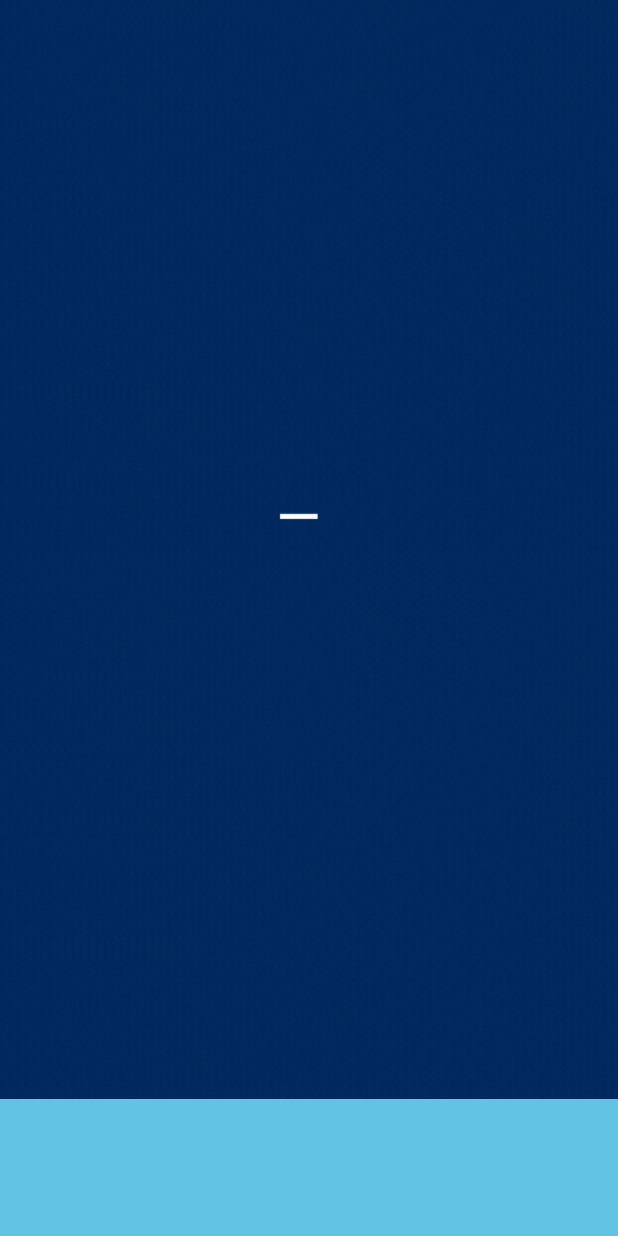
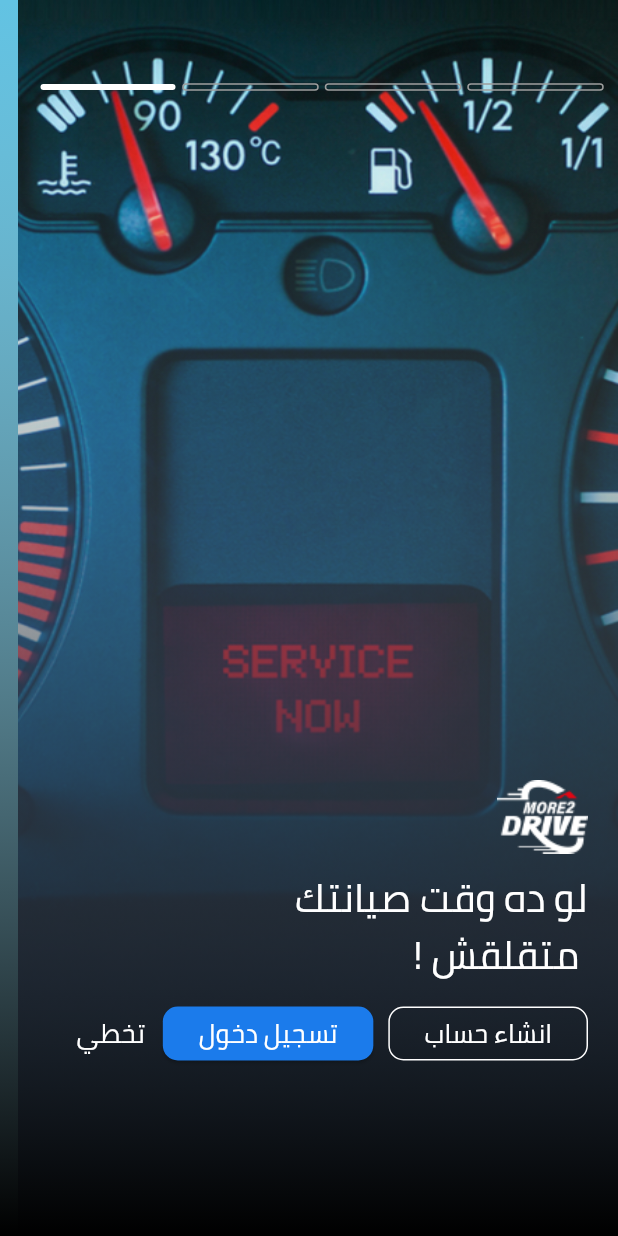
Before and after one commit to ranaa7/car_drive, a Flutter app: the first screen one second after launch, on a phone screen of 412 x 824 dp. Run offline on Flutter 3.47's test engine with Material 3 defaults, Android fonts, the phone set to English and light mode, and no system bars; drawn by our look-alikes of oktoast, smooth_page_indicator; our stand-ins replace cached_network_image, flutter_bloc, flutter_screenutil, flutter_svg, shared_preferences.

Commit message:
feat: add onboarding screen

```diff
--- a/lib/config/style/app_colors.dart
+++ b/lib/config/style/app_colors.dart
@@ -2,6 +2,8 @@ import 'package:flutter/material.dart';
 
 class AppColors {
   static const Color blue = Color(0xff62C3E3);
+  static const Color blueButton = Color(0xff1B7BEB);
+
   static const Color black = Color(0xff000000);
   static const Color white = Color(0xffFFFFFF);
   static const Color white2 = Color(0xffF8F8F8);
--- a/lib/config/style/text_styles.dart
+++ b/lib/config/style/text_styles.dart
@@ -27,9 +27,12 @@ class AppTextStyle {
   ///FontsSize
   static final TextStyle fontSize40 = TextStyle(fontSize: 40.sp);
   static final TextStyle fontSize28 = TextStyle(fontSize: 28.sp);
+  static final TextStyle fontSize24 = TextStyle(fontSize: 24.sp);
+
   static final TextStyle fontSize23 = TextStyle(fontSize: 23.sp);
   static final TextStyle fontSize20 = TextStyle(fontSize: 20.sp);
   static final TextStyle fontSize17 = TextStyle(fontSize: 17.sp);
+  static final TextStyle fontSize16 = TextStyle(fontSize: 16.sp);
   static final TextStyle fontSize15 = TextStyle(fontSize: 15.sp);
   static final TextStyle fontSize14 = TextStyle(fontSize: 14.sp);
   static final TextStyle fontSize13 = TextStyle(fontSize: 13.sp);
@@ -60,6 +63,11 @@ class AppTextStyle {
 
   static final TextStyle cairoSemiBold17white =
   cairoSemiBold.merge(fontSize17).copyWith(color: AppColors.white);
+  static final TextStyle cairoSemiBold16white =
+  cairoSemiBold.merge(fontSize16).copyWith(color: AppColors.white);
+  static final TextStyle cairoSemiBold24white =
+  cairoSemiBold.merge(fontSize24).copyWith(color: AppColors.white);
+
 
 
   static final TextStyle cairoMedium15grey1 =
--- a/lib/main.dart
+++ b/lib/main.dart
@@ -8,6 +8,7 @@ import 'package:more_2_drive/config/router/router.dart';
 import 'package:more_2_drive/config/style/app_colors.dart';
 import 'package:more_2_drive/config/style/themes.dart';
 import 'package:more_2_drive/data/local/cache_helper.dart';
+import 'package:more_2_drive/presentation/onboarding/onboarding_screen.dart';
 import 'package:oktoast/oktoast.dart';
 
 import 'presentation/splash_screen.dart';
@@ -41,9 +42,9 @@ class MyApp extends StatelessWidget {
           child: MaterialApp(
             debugShowCheckedModeBanner: false,
             theme: Themes.defaultTheme,
-            color: AppColors.blue,
+            color: AppColors.white,
             title: 'Speech',
-            home: const SplashScreen(),
+            home: OnboardingScreen(),
             onGenerateRoute: RouterApp.generateRoute,
             navigatorKey: RouterKeys.mainNavigatorKey,
             localizationsDelegates: const [
--- /dev/null
+++ b/lib/presentation/onboarding/onboarding_screen.dart
@@ -0,0 +1,156 @@
+import 'package:flutter/material.dart';
+import 'package:more_2_drive/config/style/app_colors.dart';
+import 'package:more_2_drive/config/style/text_styles.dart';
+import 'package:more_2_drive/generated/assets.dart';
+import 'package:more_2_drive/presentation/onboarding/widgets/onboarding_list_screen.dart';
+import 'package:smooth_page_indicator/smooth_page_indicator.dart';
+
+class OnboardingScreen extends StatefulWidget {
+ OnboardingScreen({super.key});
+
+  @override
+  State<OnboardingScreen> createState() => _OnboardingScreenState();
+}
+
+class _OnboardingScreenState extends State<OnboardingScreen> {
+
+
+ int currentIndex = 0;
+
+  PageController? controller;
+
+ @override
+ void initState() {
+   controller = PageController(initialPage: 4);
+   super.initState();
+ }
+
+ @override
+ void dispose() {
+   controller?.dispose();
+   super.dispose();
+ }
+
+  @override
+  Widget build(BuildContext context) {
+    return Scaffold(body:
+      PageView.builder(
+        controller: controller,
+        itemCount: contents.length,
+        itemBuilder: (BuildContext context, int index) { return
+          Stack(
+        children: [
+        Container(
+          child: Image.asset( contents[index].image,
+          height: double.infinity,
+          width: 400,
+          fit: BoxFit.fill,
+          ),
+          decoration: BoxDecoration(
+            color: Colors.transparent
+          ),
+        ),
+
+          Container(
+            height: double.infinity,
+            decoration: BoxDecoration(
+                color: Colors.white,
+                gradient: LinearGradient(
+                    begin: FractionalOffset.topCenter,
+                    end: FractionalOffset.bottomCenter,
+                    colors: [
+                      Colors.grey.withOpacity(0.0),
+                      Colors.black,
+                    ],
+                    stops: [
+                      0.0,
+                      1.0
+                    ])),
+          ),
+
+        Padding(
+        padding: const EdgeInsets.only(top: 56 , left: 19 , right: 10),
+        child: SmoothPageIndicator(
+        controller: controller!,
+        count:  4,
+        axisDirection: Axis.horizontal,
+        effect:  SlideEffect(
+        spacing:  5,
+        radius:  15,
+        dotWidth:  90,
+        dotHeight:  4,
+        paintStyle:  PaintingStyle.stroke,
+        strokeWidth:  1,
+        dotColor:  Colors.grey,
+        activeDotColor:  Colors.white
+        ),
+        ),
+        ),
+
+
+          Padding(
+          padding: const EdgeInsets.only(top: 520, left: 9 , right: 20 , bottom: 60 ),
+          child: Container(
+          child: Column(
+           //mainAxisAlignment: MainAxisAlignment.start,
+           crossAxisAlignment: CrossAxisAlignment.start,
+          children: [
+            Image.asset( Assets.imagesMore2driveLogo,
+              // height: 154,
+              // width: 406,
+              //fit: BoxFit.fill,
+            ),
+          SizedBox(height: 10,),
+
+        Text(contents[index].title, style: AppTextStyle.cairoSemiBold24white),
+        Text(contents[index].discription, style: AppTextStyle.cairoSemiBold24white),
+
+            SizedBox(height: 10,),
+            Row(
+              children: [
+                SizedBox(
+
+                  child: OutlinedButton(onPressed: (){}, child:
+
+                  Text('انشاء حساب' , style: AppTextStyle.cairoSemiBold16white ,),
+
+                    style: ElevatedButton.styleFrom(
+                      minimumSize: Size(0, 36),
+                      shape: RoundedRectangleBorder(
+                          borderRadius: BorderRadius.all(Radius.circular(10))),
+                    ),
+
+                  ),
+                ),
+               SizedBox(width: 10,),
+
+                ElevatedButton(
+                  child: Text('تسجيل دخول' , style: AppTextStyle.cairoSemiBold16white ,),
+
+                  style: ElevatedButton.styleFrom(
+                    minimumSize: Size(0, 36),
+                    backgroundColor: AppColors.blueButton,
+                    shape: RoundedRectangleBorder(
+                        borderRadius: BorderRadius.all(Radius.circular(10))),
+                  ),
+                  onPressed: () {},
+                ),
+
+                 TextButton(onPressed: (){}, child:Text('تخطي' , style: AppTextStyle.cairoSemiBold16white ,) )
+              ],
+            ),
+
+
+          ],
+          ),
+          ),
+          )
+
+
+          ],
+          ); },
+
+      ),);
+
+  }
+}
--- /dev/null
+++ b/lib/presentation/onboarding/widgets/onboarding_list_screen.dart
@@ -0,0 +1,32 @@
+import 'package:more_2_drive/generated/assets.dart';
+
+class onbordingContent {
+  String image;
+  String title;
+  String discription;
+
+  onbordingContent({required this.image, required this.title, required this.discription});
+}
+
+List<onbordingContent> contents = [
+  onbordingContent(
+      title: 'موجودين في اكثر ',
+      image: Assets.imagesimage,
+      discription: "من ٢٠ محطة في ٤ محافظات "
+  ),
+  onbordingContent(
+      title: 'أكثر من',
+      image: Assets.imagesw,
+      discription: " 20 محطة في 4 محافظات"
+  ),
+  onbordingContent(
+      title: 'احجز الآن',
+      image: Assets.imagesmale,
+      discription: "مع More2drive "
+  ),
+  onbordingContent(
+      title: 'لو ده وقت صيانتك',
+      image: Assets.imagesServiceNow,
+      discription: " متقلقش !"
+  ),
+];
--- /dev/null
+++ b/lib/presentation/onboarding/widgets/onboarding_screen_body.dart
@@ -0,0 +1,10 @@
+import 'package:flutter/material.dart';
+
+class OnboardingScreenBody extends StatelessWidget {
+  const OnboardingScreenBody({super.key});
+
+  @override
+  Widget build(BuildContext context) {
+    return const Placeholder();
+  }
+}
--- a/pubspec.yaml
+++ b/pubspec.yaml
@@ -51,6 +51,10 @@ dependencies:
   flutter_spinkit: ^5.2.0
   url_launcher: ^6.2.1
   cached_network_image: ^3.3.0
+  flutter_onboarding_screen: ^2.0.2
+  page_view_indicators: ^2.0.0
+  smooth_page_indicator: ^1.1.0
+
 
 
 
```
Also changed, not shown: assets/images/image.jpg (added), assets/images/male-mechanic-working-shop-car.jpg (added), assets/images/more2drive_logo.png (added), assets/images/serviceNow.jpg (added), assets/images/w.jpg (added), lib/generated/assets.dart, pubspec.lock.
